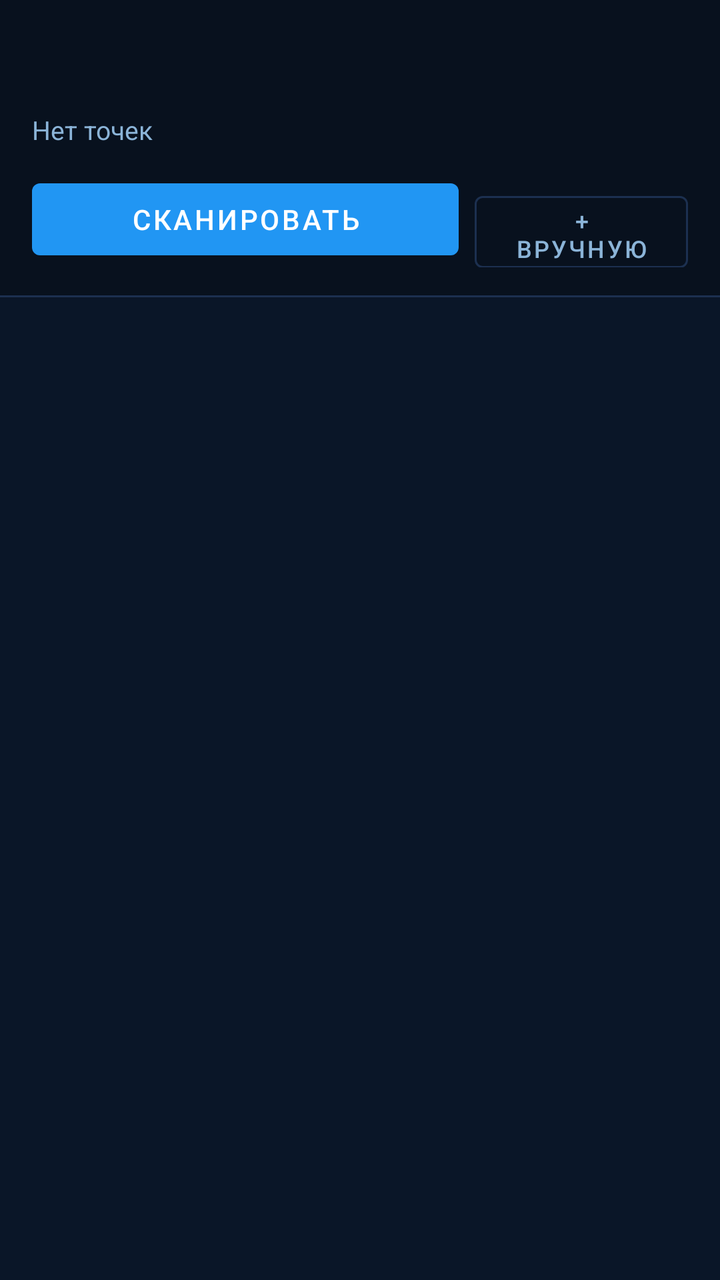
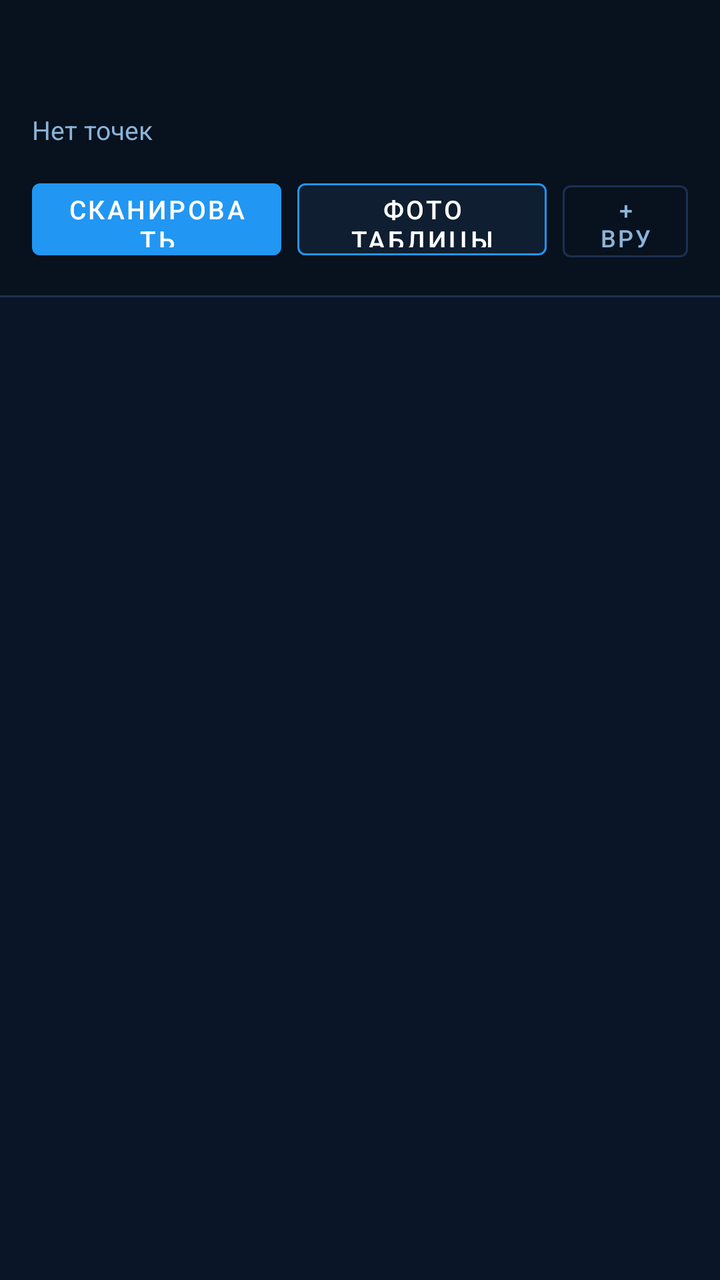

The first picture is an Android layout as it rendered before a commit; the second is the same layout after the commit. The layout source and the unified diff follow.
<!-- AndroidManifest.xml: application theme Theme.CoordScanner -->
<!-- res/layout/activity_main.xml -->
<?xml version="1.0" encoding="utf-8"?>
<androidx.coordinatorlayout.widget.CoordinatorLayout
    xmlns:android="http://schemas.android.com/apk/res/android"
    xmlns:app="http://schemas.android.com/apk/res-auto"
    android:layout_width="match_parent"
    android:layout_height="match_parent"
    android:background="@color/navy_bg">

    <com.google.android.material.appbar.AppBarLayout
        android:layout_width="match_parent"
        android:layout_height="wrap_content"
        android:background="@color/navy_deep"
        app:elevation="0dp">

        <androidx.appcompat.widget.Toolbar
            android:id="@+id/toolbar"
            android:layout_width="match_parent"
            android:layout_height="?attr/actionBarSize"
            android:background="@color/navy_deep"
            app:titleTextColor="@color/white"
            app:subtitleTextColor="@color/text_secondary" />

        
        <LinearLayout
            android:layout_width="match_parent"
            android:layout_height="wrap_content"
            android:orientation="vertical"
            android:paddingHorizontal="16dp"
            android:paddingBottom="14dp">

            <TextView
                android:id="@+id/tvPointCount"
                android:layout_width="match_parent"
                android:layout_height="wrap_content"
                android:text="Нет точек"
                android:textColor="@color/text_secondary"
                android:textSize="13sp"
                android:layout_marginBottom="12dp" />

            <LinearLayout
                android:layout_width="match_parent"
                android:layout_height="wrap_content"
                android:orientation="horizontal">

                <com.google.android.material.button.MaterialButton
                    android:id="@+id/btnScan"
                    android:layout_width="0dp"
                    android:layout_height="48dp"
                    android:layout_weight="2"
                    android:layout_marginEnd="8dp"
                    android:text="Сканировать"
                    android:textSize="14sp"
                    android:fontFamily="sans-serif-medium"
                    app:backgroundTint="@color/primary"
                    app:iconTint="@color/white" />

                <com.google.android.material.button.MaterialButton
                    android:id="@+id/fab"
                    style="@style/Widget.MaterialComponents.Button.OutlinedButton"
                    android:layout_width="0dp"
                    android:layout_height="48dp"
                    android:layout_weight="1"
                    android:text="+ Вручную"
                    android:textColor="@color/text_secondary"
                    android:textSize="12sp"
                    app:strokeColor="@color/navy_stroke" />
            </LinearLayout>
        </LinearLayout>

        
        <View
            android:layout_width="match_parent"
            android:layout_height="1dp"
            android:background="@color/navy_stroke" />

    </com.google.android.material.appbar.AppBarLayout>

    
    <LinearLayout
        android:layout_width="match_parent"
        android:layout_height="match_parent"
        android:orientation="vertical"
        app:layout_behavior="@string/appbar_scrolling_view_behavior">

        <FrameLayout
            android:layout_width="match_parent"
            android:layout_height="match_parent">

            <androidx.recyclerview.widget.RecyclerView
                android:id="@+id/recyclerView"
                android:layout_width="match_parent"
                android:layout_height="match_parent"
                android:paddingVertical="8dp"
                android:clipToPadding="false" />

            <LinearLayout
                android:id="@+id/emptyState"
                android:layout_width="wrap_content"
                android:layout_height="wrap_content"
                android:layout_gravity="center"
                android:orientation="vertical"
                android:gravity="center"
                android:visibility="gone">

                <TextView
                    android:layout_width="wrap_content"
                    android:layout_height="wrap_content"
                    android:text="📡"
                    android:textSize="56sp" />

                <TextView
                    android:layout_width="wrap_content"
                    android:layout_height="wrap_content"
                    android:text="Точек нет"
                    android:textColor="@color/text_secondary"
                    android:textSize="18sp"
                    android:fontFamily="sans-serif-medium"
                    android:layout_marginTop="12dp" />

                <TextView
                    android:layout_width="wrap_content"
                    android:layout_height="wrap_content"
                    android:text="Нажмите «Сканировать»"
                    android:textColor="@color/text_hint"
                    android:textSize="13sp"
                    android:layout_marginTop="4dp" />
            </LinearLayout>
        </FrameLayout>
    </LinearLayout>

    
    <com.google.android.material.floatingactionbutton.FloatingActionButton
        android:id="@+id/btnExportBar"
        android:layout_width="wrap_content"
        android:layout_height="wrap_content"
        android:layout_gravity="bottom|end"
        android:layout_margin="20dp"
        android:contentDescription="Экспорт GPX"
        android:src="@android:drawable/ic_menu_share"
        app:backgroundTint="@color/navy_surface"
        app:tint="@color/text_secondary"
        app:elevation="4dp"
        android:visibility="gone" />

</androidx.coordinatorlayout.widget.CoordinatorLayout>
<!-- resources referenced by this layout -->
<resources>
  <color name="navy_bg">#0A1628</color>
  <color name="navy_deep">#08111E</color>
  <color name="navy_stroke">#1C3050</color>
  <color name="navy_surface">#0F1E30</color>
  <color name="primary">#2196F3</color>
  <color name="text_hint">#3A5070</color>
  <color name="text_secondary">#8BB4D8</color>
  <color name="white">#FFFFFF</color>
  <style name="Theme.CoordScanner" parent="Theme.MaterialComponents.DayNight.NoActionBar">
          <item name="colorPrimary">@color/primary</item>
          <item name="colorPrimaryVariant">@color/primary_dark</item>
          <item name="colorOnPrimary">@color/on_primary</item>
          <item name="colorSecondary">@color/accent</item>
          <item name="colorSecondaryVariant">@color/accent</item>
          <item name="colorOnSecondary">@color/white</item>
          <item name="android:statusBarColor">@color/navy_deep</item>
          <item name="android:navigationBarColor">@color/navy_deep</item>
          <item name="android:windowBackground">@color/navy_bg</item>
          <item name="materialCardViewStyle">@style/CardStyle</item>
          <item name="colorSurface">@color/navy_surface</item>
          <item name="colorOnSurface">@color/text_primary</item>
      </style>
  <color name="primary_dark">#1565C0</color>
  <color name="on_primary">#FFFFFF</color>
  <color name="accent">#00BCD4</color>
  <style name="CardStyle" parent="Widget.MaterialComponents.CardView">
          <item name="cardElevation">2dp</item>
          <item name="cardCornerRadius">14dp</item>
          <item name="android:layout_marginBottom">6dp</item>
          <item name="cardBackgroundColor">@color/navy_card</item>
          <item name="strokeColor">@color/navy_stroke</item>
          <item name="strokeWidth">1dp</item>
      </style>
  <color name="text_primary">#FFFFFF</color>
  <color name="navy_card">#111E30</color>
</resources>

<!-- the commit's change to res/layout/activity_main.xml (unified diff, before → after) -->
@@ -49,10 +49,23 @@
                     android:layout_weight="2"
                     android:layout_marginEnd="8dp"
                     android:text="Сканировать"
-                    android:textSize="14sp"
+                    android:textSize="13sp"
                     android:fontFamily="sans-serif-medium"
                     app:backgroundTint="@color/primary"
                     app:iconTint="@color/white" />
+
+                <com.google.android.material.button.MaterialButton
+                    android:id="@+id/btnPhotoBatch"
+                    android:layout_width="0dp"
+                    android:layout_height="48dp"
+                    android:layout_weight="2"
+                    android:layout_marginEnd="8dp"
+                    android:text="Фото таблицы"
+                    android:textSize="13sp"
+                    android:fontFamily="sans-serif-medium"
+                    app:backgroundTint="@color/navy_surface"
+                    app:strokeColor="@color/primary"
+                    app:strokeWidth="1dp" />
 
                 <com.google.android.material.button.MaterialButton
                     android:id="@+id/fab"
